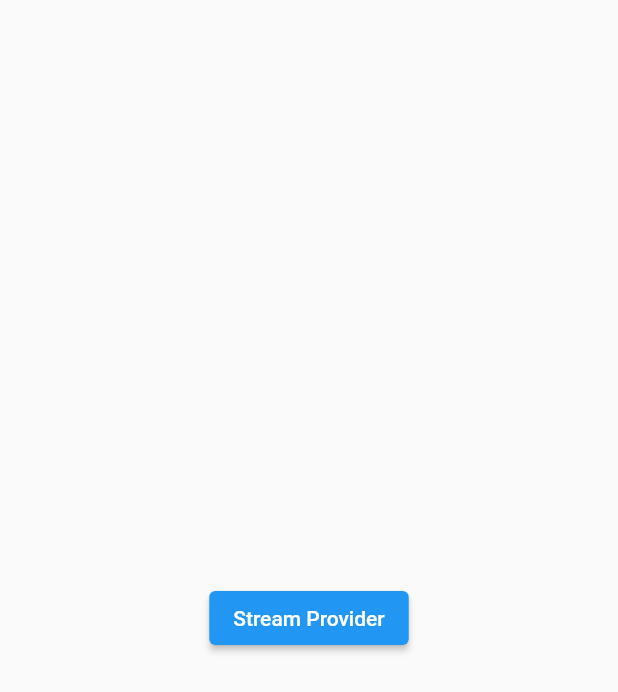
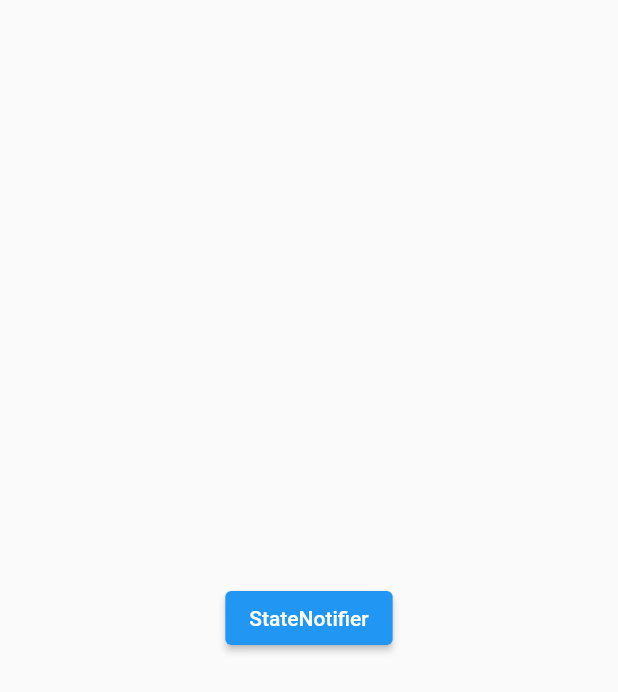
Before and after one commit to tanvirulislam/riverpod_example, a Flutter app: the screen it shows after launch, on a phone screen of 412 x 824 dp. Shown: the top 692 px of the screen. Run offline on Flutter 3.47's test engine with Material 2 defaults, Android fonts, the light colour scheme and no system bars; our stand-ins replace flutter_riverpod.

Commit message:
stateNotifireProvider

```diff
--- a/lib/main.dart
+++ b/lib/main.dart
@@ -2,6 +2,7 @@ import 'package:flutter/material.dart';
 import 'package:flutter_riverpod/flutter_riverpod.dart';
 import 'package:project_riverpod/screens/futureProvider/home_future_provider.dart';
 import 'package:project_riverpod/screens/futureProvider/future_provider.dart';
+import 'package:project_riverpod/screens/stateNotifierProvider/home.dart';
 import 'package:project_riverpod/screens/stateProvider/state_provider.dart';
 import 'package:project_riverpod/screens/streamProvider/home_stream_provider.dart';
 
@@ -16,7 +17,7 @@ class MyApp extends ConsumerWidget {
     return MaterialApp(
       debugShowCheckedModeBanner: false,
       // home: CounterWidget(),
-      home: HomeStreamProvider(),
+      home: HomeStateNotifier(),
     );
   }
 }
--- /dev/null
+++ b/lib/screens/stateNotifierProvider/home.dart
@@ -0,0 +1,23 @@
+import 'package:flutter/material.dart';
+import 'package:flutter_riverpod/flutter_riverpod.dart';
+import 'package:project_riverpod/screens/stateNotifierProvider/state_notifier_provider.dart';
+
+class HomeStateNotifier extends ConsumerWidget {
+  const HomeStateNotifier({super.key});
+
+  @override
+  Widget build(BuildContext context, WidgetRef ref) {
+    return Scaffold(
+      body: Center(
+        child: ElevatedButton(
+          onPressed: () => Navigator.push(
+              context,
+              MaterialPageRoute(
+                builder: (context) => Counter(),
+              )),
+          child: Text('StateNotifier'),
+        ),
+      ),
+    );
+  }
+}
```
Also changed, not shown: lib/screens/stateNotifierProvider/counter_notifier.dart (added, +13 -0 lines), lib/screens/stateNotifierProvider/state_notifier_provider.dart (added, +22 -0 lines).
